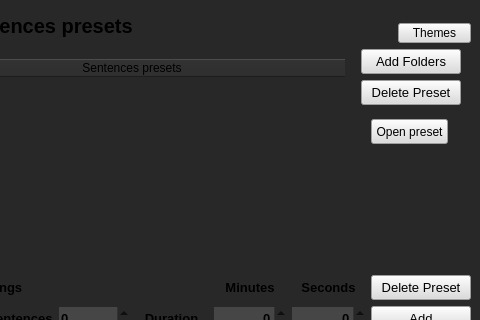
Inkdecker/Inktyping, file ui/main_window.ui: the form before one commit; both pictures show x 90 to 570 and y 0 to 320 of the 570 by 620 pixel window.
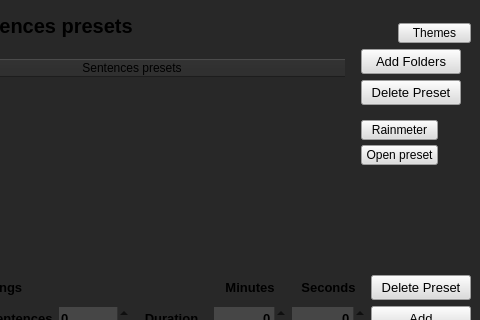
The form after the commit. Icons and pictures are not drawn.

Commit message: Added Rainmeter profile feature.

Diff of the .ui file:
```diff
--- a/ui/main_window.ui
+++ b/ui/main_window.ui
@@ -720,6 +720,73 @@
             </property>
            </widget>
           </item>
+          <item>
+           <layout class="QVBoxLayout" name="verticalLayout_6">
+            <property name="topMargin">
+             <number>15</number>
+            </property>
+           </layout>
+          </item>
+          <item>
+           <widget class="QPushButton" name="rainmeter_preset_button">
+            <property name="minimumSize">
+             <size>
+              <width>50</width>
+              <height>20</height>
+             </size>
+            </property>
+            <property name="maximumSize">
+             <size>
+              <width>77</width>
+              <height>20</height>
+             </size>
+            </property>
+            <property name="focusPolicy">
+             <enum>Qt::NoFocus</enum>
+            </property>
+            <property name="toolTip">
+             <string/>
+            </property>
+            <property name="styleSheet">
+             <string notr="true">background: rgb(220,220,220); color: 'black';</string>
+            </property>
+            <property name="text">
+             <string>Rainmeter</string>
+            </property>
+           </widget>
+          </item>
+          <item>
+           <layout class="QVBoxLayout" name="verticalLayout_7">
+            <property name="topMargin">
+             <number>5</number>
+            </property>
+           </layout>
+          </item>
+          <item>
+           <widget class="QPushButton" name="open_preset_button">
+            <property name="minimumSize">
+             <size>
+              <width>50</width>
+              <height>20</height>
+             </size>
+            </property>
+            <property name="maximumSize">
+             <size>
+              <width>77</width>
+              <height>20</height>
+             </size>
+            </property>
+            <property name="toolTip">
+             <string/>
+            </property>
+            <property name="styleSheet">
+             <string notr="true">background: rgb(220,220,220); color: 'black';</string>
+            </property>
+            <property name="text">
+             <string>Open preset</string>
+            </property>
+           </widget>
+          </item>
           <item>
            <layout class="QVBoxLayout" name="verticalLayout_3">
             <property name="leftMargin">
@@ -741,31 +808,6 @@
               </property>
              </layout>
             </item>
-            <item>
-             <widget class="QPushButton" name="open_preset_button">
-              <property name="minimumSize">
-               <size>
-                <width>50</width>
-                <height>25</height>
-               </size>
-              </property>
-              <property name="maximumSize">
-               <size>
-                <width>77</width>
-                <height>20</height>
-               </size>
-              </property>
-              <property name="focusPolicy">
-               <enum>Qt::NoFocus</enum>
-              </property>
-              <property name="styleSheet">
-               <string notr="true">background: rgb(220,220,220); color: 'black';</string>
-              </property>
-              <property name="text">
-               <string>Open preset</string>
-              </property>
-             </widget>
-            </item>
            </layout>
           </item>
          </layout>
```
Left out of the diff: 8 changed lines with no effect on the pictures. The commit also changes 4 other files.
